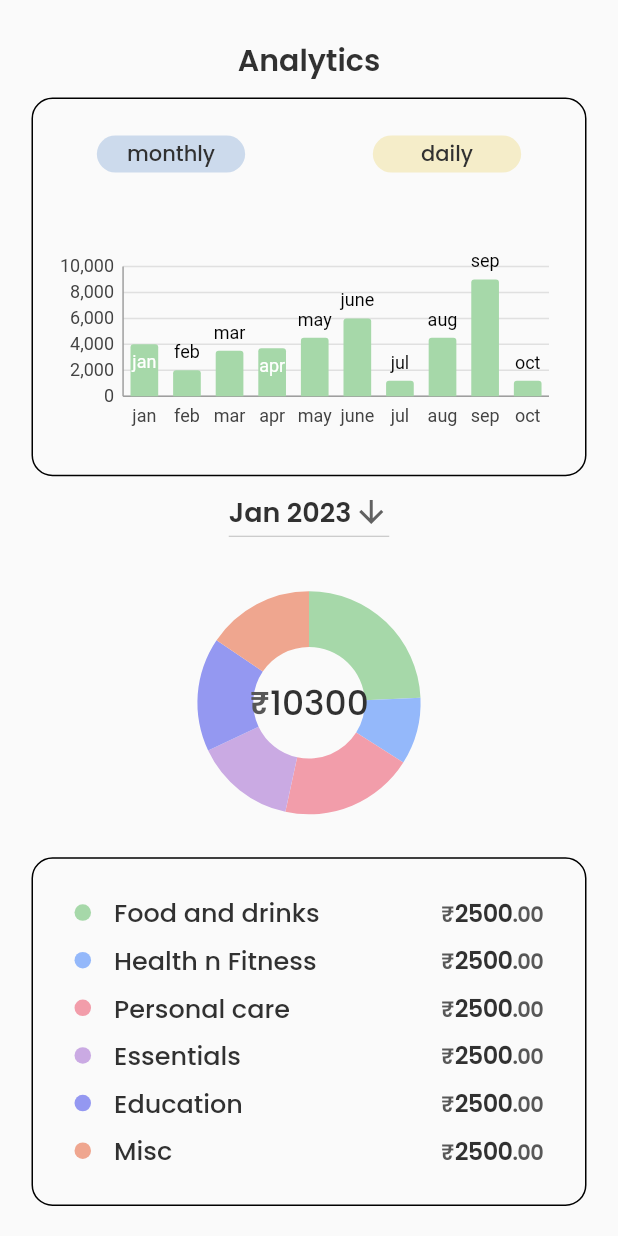
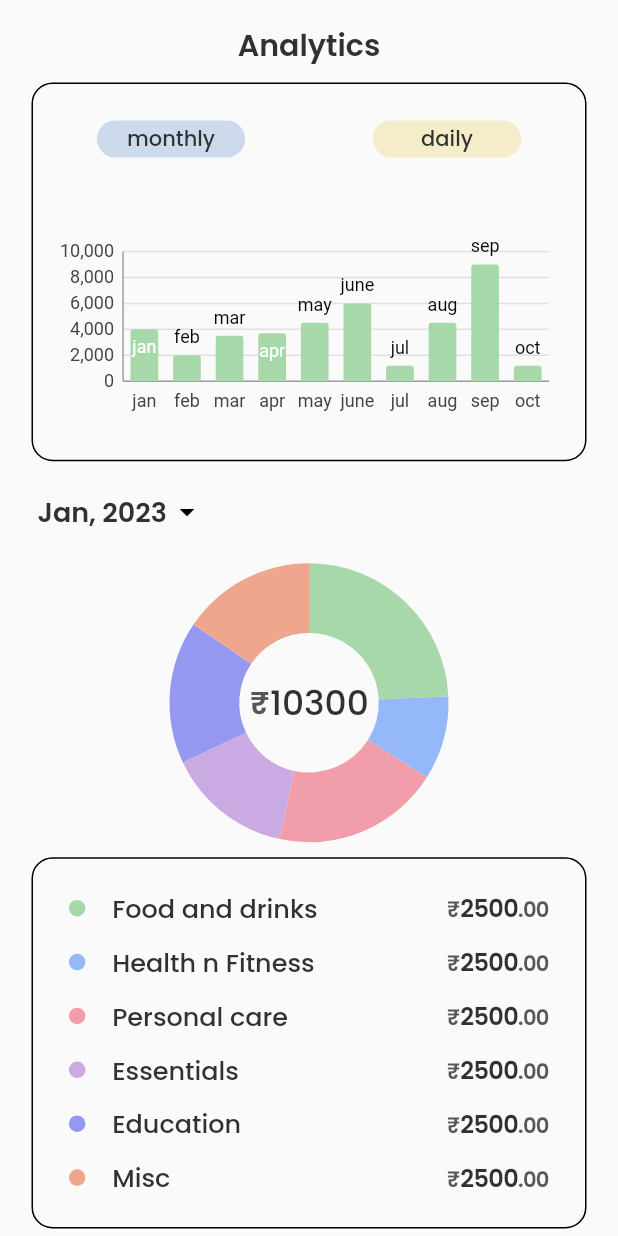
Before and after one commit to Sama-3l/coinwatcher, a Flutter app: the Analytics widget shown alone on an empty page, opened directly with empty values, on a phone screen of 412 x 824 dp. Run offline on Flutter 3.47's test engine with Material 2 defaults, Android fonts, the phone set to English and light mode, and no system bars; our stand-ins replace charts_flutter, flutter_bloc, google_fonts, percent_indicator, simple_icons, syncfusion_flutter_charts; missing offline and left inert: carbon_icons.

Commit message:
fixed alignement

```diff
--- a/lib/presentation/screens/analytics.dart
+++ b/lib/presentation/screens/analytics.dart
@@ -24,7 +24,7 @@ class _AnalyticsState extends State<Analytics> {
     double height = MediaQuery.of(context).size.height;
     return SafeArea(
       child: Padding(
-        padding: const EdgeInsets.only(left: 21, right: 21, top: 25),
+        padding: const EdgeInsets.only(left: 21, right: 21, top: 15),
         child: Column(
           crossAxisAlignment: CrossAxisAlignment.center,
           children: [
@@ -46,9 +46,16 @@ class _AnalyticsState extends State<Analytics> {
                 font: widget.font,
               ),
             ),
-            Menu(
-              theme: widget.theme,
-              font: widget.font,
+            Padding(
+              padding: const EdgeInsets.only(left: 4, top: 10),
+              child: Row(
+                children: [
+                  Menu(
+                    theme: widget.theme,
+                    font: widget.font,
+                  ),
+                ],
+              ),
             ),
             PieChart(
               theme: widget.theme,
@@ -58,7 +65,7 @@ class _AnalyticsState extends State<Analytics> {
             // Legend
             Expanded(
                 child: Padding(
-              padding: const EdgeInsets.only(bottom: 20),
+              padding: const EdgeInsets.only(bottom: 5),
               child: Legend(theme: widget.theme, font: widget.font),
             ))
           ],
--- a/lib/presentation/widgets/legend.dart
+++ b/lib/presentation/widgets/legend.dart
@@ -30,7 +30,7 @@ class _LegendState extends State<Legend> {
         ),
         child: Padding(
           padding:
-              const EdgeInsets.only(left: 25, top: 20, right: 25, bottom: 20),
+              const EdgeInsets.only(left: 20, top: 15, right: 20, bottom: 15),
           child: Row(
             mainAxisAlignment: MainAxisAlignment.spaceAround,
             children: [
--- a/lib/presentation/widgets/menu.dart
+++ b/lib/presentation/widgets/menu.dart
@@ -7,7 +7,7 @@ class Menu extends StatefulWidget {
   Menu({super.key, required this.theme, required this.font});
   FontFamily font;
   LightMode theme;
-  List<String> list = <String>['Jan 2023', 'Feb 2023', 'Mar 2023', 'Apr 2023'];
+  List<String> list = <String>['Jan, 2023', 'Feb, 2023', 'Mar, 2023', 'Apr, 2023'];
   @override
   State<Menu> createState() => _MenuState();
 }
@@ -18,7 +18,8 @@ class _MenuState extends State<Menu> {
   Widget build(BuildContext context) {
     return DropdownButton<String>(
       value: dropdownValue,
-      icon: const Icon(Icons.arrow_downward),
+      underline: Container(),
+      icon: Icon(Icons.arrow_drop_down_sharp, color: widget.theme.borderColor),
       elevation: 16,
       style: widget.font.getPoppinsTextStyle(
           color: widget.theme.textPrimary,
--- a/lib/presentation/widgets/piechart.dart
+++ b/lib/presentation/widgets/piechart.dart
@@ -54,7 +54,7 @@ class _PieChartState extends State<PieChart> {
             pointColorMapper: (PieData data, _) => data.color,
             xValueMapper: (PieData data, _) => data.category,
             yValueMapper: (PieData data, _) => data.spent,
-            radius: '80%'),
+            radius: '100%'),
       ]),
     );
   }
```
